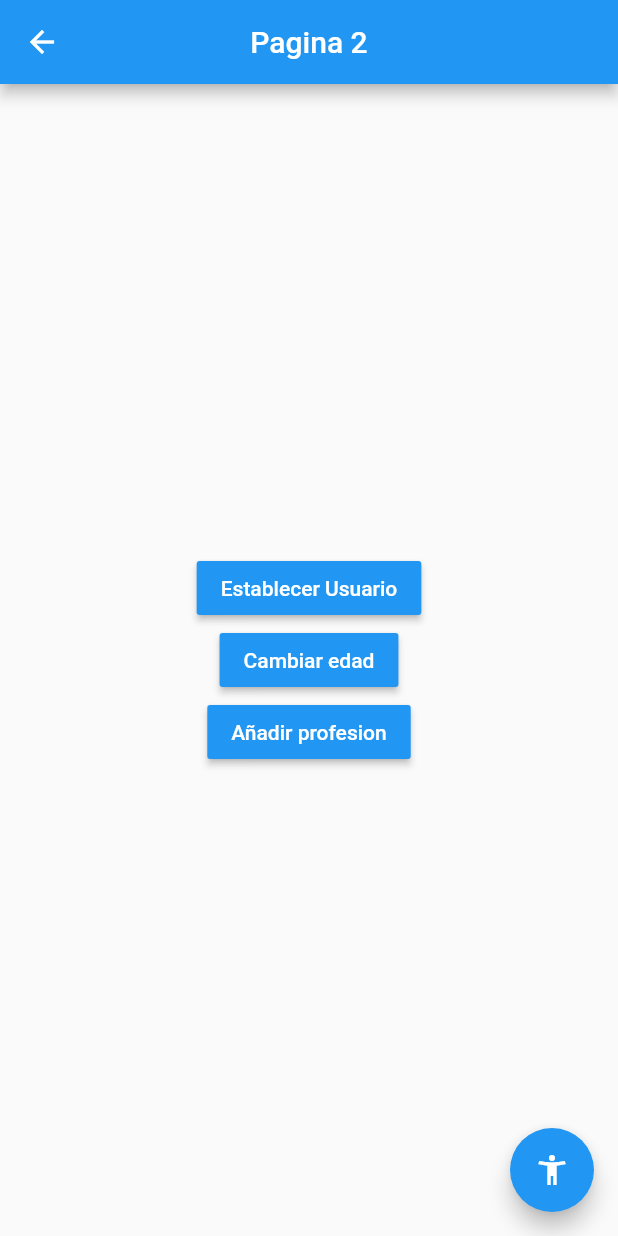
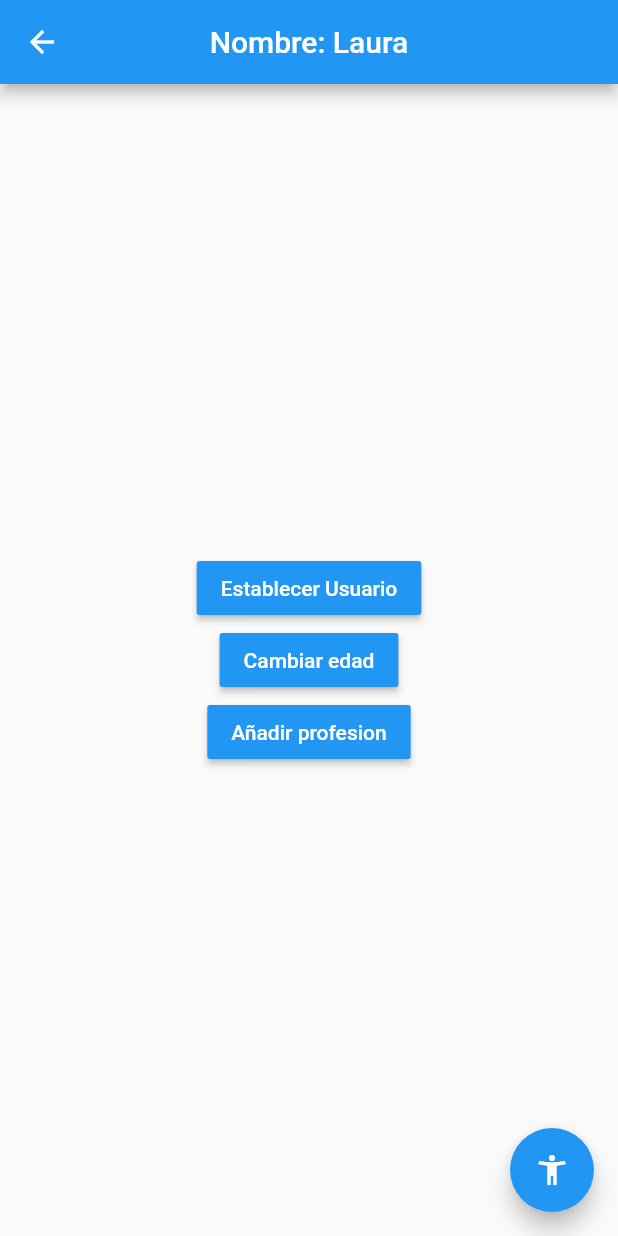
Before and after one commit to laubrener/patrones, a Flutter app: the SecondPage screen opened by its route, after a tap on "Establecer Usuario", on a phone screen of 412 x 824 dp. Run offline on Flutter 3.47's test engine with Material 2 defaults, Android fonts, the phone set to English and light mode, and no system bars.

```diff
--- a/lib/models/user.dart
+++ b/lib/models/user.dart
@@ -1,11 +1,11 @@
 class User {
   String name;
-  int age;
-  List<String> profesions;
+  int? age;
+  List<String>? profesions;
 
   User({
     required this.name,
-    required this.age,
-    required this.profesions,
+    this.age,
+    this.profesions,
   });
 }
--- a/lib/pages/first_page.dart
+++ b/lib/pages/first_page.dart
@@ -1,4 +1,7 @@
 import 'package:flutter/material.dart';
+
+import '../models/user.dart';
+import '../services/user_service.dart';
 
 class FirstPage extends StatelessWidget {
   const FirstPage({Key? key}) : super(key: key);
@@ -10,7 +13,18 @@ class FirstPage extends StatelessWidget {
         title: const Text('Pagina 1'),
         centerTitle: true,
       ),
-      body: UserInformation(),
+      body: StreamBuilder(
+        stream: userService.userStream,
+        builder: (BuildContext context, AsyncSnapshot snapshot) {
+          return snapshot.hasData
+              ? UserInformation(
+                  user: userService.user,
+                )
+              : Center(
+                  child: Text('No hay información del usuario'),
+                );
+        },
+      ),
       floatingActionButton: FloatingActionButton(
         child: const Icon(Icons.accessibility_new),
         onPressed: () => Navigator.pushNamed(context, 'secondPage'),
@@ -20,8 +34,11 @@ class FirstPage extends StatelessWidget {
 }
 
 class UserInformation extends StatelessWidget {
+  final User? user;
+
   const UserInformation({
     super.key,
+    this.user,
   });
 
   @override
@@ -32,15 +49,15 @@ class UserInformation extends StatelessWidget {
       padding: EdgeInsets.all(20),
       child: Column(
         crossAxisAlignment: CrossAxisAlignment.start,
-        children: const [
+        children: [
           Text('General',
               style: TextStyle(fontSize: 18, fontWeight: FontWeight.bold)),
           Divider(),
           ListTile(
-            title: Text('Nombre:'),
+            title: Text('Nombre: ${user?.name}'),
           ),
           ListTile(
-            title: Text('Edad:'),
+            title: Text('Edad: ${user?.age}'),
           ),
           Text('Profesiones',
               style: TextStyle(fontSize: 18, fontWeight: FontWeight.bold)),
--- a/lib/pages/second_page.dart
+++ b/lib/pages/second_page.dart
@@ -1,4 +1,7 @@
 import 'package:flutter/material.dart';
+import 'package:states/models/user.dart';
+
+import '../services/user_service.dart';
 
 class SecondPage extends StatelessWidget {
   const SecondPage({Key? key}) : super(key: key);
@@ -7,7 +10,14 @@ class SecondPage extends StatelessWidget {
   Widget build(BuildContext context) {
     return Scaffold(
       appBar: AppBar(
-        title: const Text('Pagina 2'),
+        title: StreamBuilder(
+          stream: userService.userStream,
+          builder: (BuildContext context, AsyncSnapshot snapshot) {
+            return snapshot.hasData
+                ? Text('Nombre: ${snapshot.data.name}')
+                : const Text('Pagina 2');
+          },
+        ),
         centerTitle: true,
       ),
       body: UserInformation(),
@@ -31,13 +41,19 @@ class UserInformation extends StatelessWidget {
         mainAxisAlignment: MainAxisAlignment.center,
         children: [
           MaterialButton(
-            onPressed: () {},
+            onPressed: () {
+              final newUser = User(name: 'Laura', age: 30);
+
+              userService.getUser(newUser);
+            },
             color: Colors.blue,
             child: const Text('Establecer Usuario',
                 style: TextStyle(color: Colors.white)),
           ),
           MaterialButton(
-            onPressed: () {},
+            onPressed: () {
+              userService.setAge(31);
+            },
             color: Colors.blue,
             child: const Text('Cambiar edad',
                 style: TextStyle(color: Colors.white)),
--- /dev/null
+++ b/lib/services/user_service.dart
@@ -0,0 +1,31 @@
+import 'dart:async';
+
+import '../models/user.dart';
+
+class _UserService {
+  User _user = User(name: '');
+
+  StreamController<User> _userStreamController = StreamController.broadcast();
+
+  Stream<User> get userStream => _userStreamController.stream;
+
+  User get user => _user;
+
+  bool get userExist => _user.name != '' ? true : false;
+
+  void getUser(User user) {
+    _user = user;
+    _userStreamController.add(user);
+  }
+
+  void setAge(int age) {
+    _user.age = age;
+    _userStreamController.add(user);
+  }
+
+  dispose() {
+    _userStreamController.close();
+  }
+}
+
+final userService = _UserService();
```
